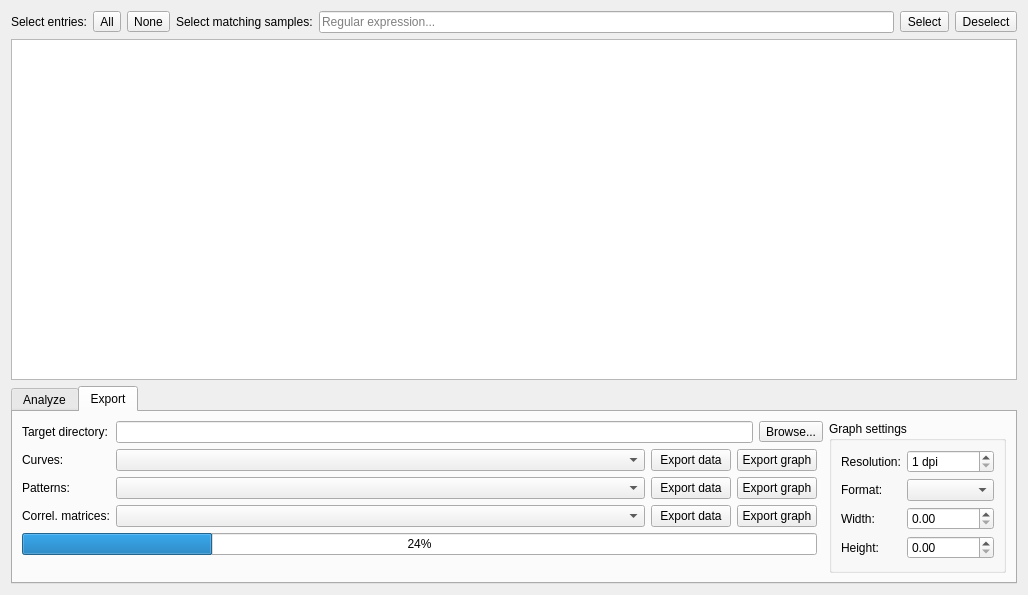
Qt form cct/processinggui/project/resultsdispatcher.ui (awacha/cct) before a commit.
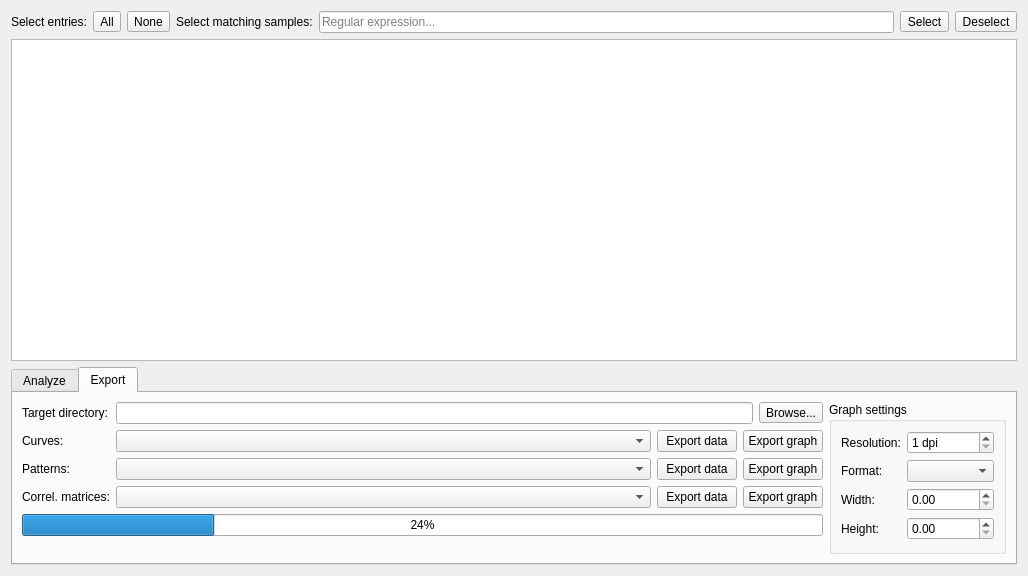
The same form after that commit. The open tabs and pages were chosen to show the change. Icons and pictures are not drawn.

What changed in the file:
```diff
--- a/cct/processinggui/project/resultsdispatcher.ui
+++ b/cct/processinggui/project/resultsdispatcher.ui
@@ -7,7 +7,7 @@
     <x>0</x>
     <y>0</y>
     <width>1028</width>
-    <height>595</height>
+    <height>576</height>
    </rect>
   </property>
   <property name="windowTitle">
@@ -263,24 +263,6 @@
          </property>
         </widget>
        </item>
-       <item row="0" column="1" colspan="4">
-        <layout class="QHBoxLayout" name="horizontalLayout_2">
-         <item>
-          <widget class="QLineEdit" name="exportDirLineEdit"/>
-         </item>
-         <item>
-          <widget class="QToolButton" name="exportDirToolButton">
-           <property name="text">
-            <string>Browse...</string>
-           </property>
-           <property name="icon">
-            <iconset theme="document-open">
-             <normaloff>.</normaloff>.</iconset>
-           </property>
-          </widget>
-         </item>
-        </layout>
-       </item>
        <item row="5" column="0" colspan="4">
         <spacer name="verticalSpacer_2">
          <property name="orientation">
@@ -531,6 +513,24 @@
          </property>
         </widget>
        </item>
+       <item row="0" column="1" colspan="3">
+        <layout class="QHBoxLayout" name="horizontalLayout_2">
+         <item>
+          <widget class="QLineEdit" name="exportDirLineEdit"/>
+         </item>
+         <item>
+          <widget class="QToolButton" name="exportDirToolButton">
+           <property name="text">
+            <string>Browse...</string>
+           </property>
+           <property name="icon">
+            <iconset theme="document-open">
+             <normaloff>.</normaloff>.</iconset>
+           </property>
+          </widget>
+         </item>
+        </layout>
+       </item>
       </layout>
      </widget>
     </widget>
```
Left out of the diff: 2 changed lines with no effect on the pictures.
